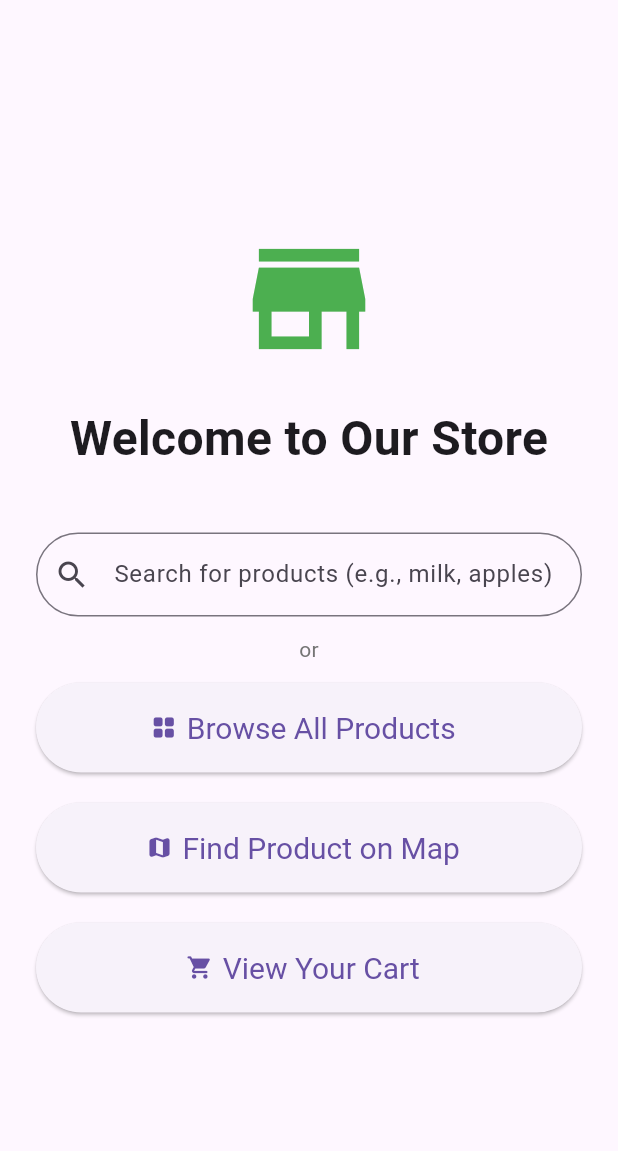
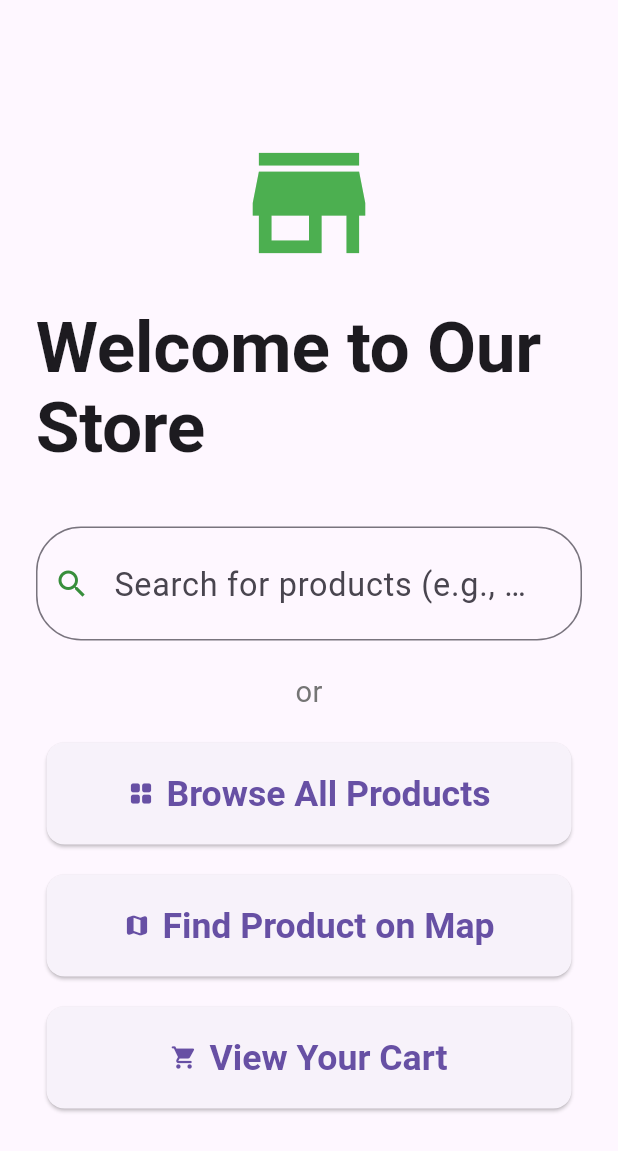
Before and after one commit to huhFahad/Kiosk-App, a Flutter app: the screen it shows after launch, on a phone screen of 412 x 824 dp. Shown: the top 1151 px of the screen. Run offline on Flutter 3.47's test engine with Material 3 defaults, Android fonts, the light colour scheme and no system bars; our stand-ins replace image_picker; missing offline and left inert: window_manager.

Commit message:
1.0: generic changes, overall sizes, theme file. fullscreen, etc

```diff
--- a/lib/home_page.dart
+++ b/lib/home_page.dart
@@ -101,12 +101,15 @@ class _HomePageState extends State<HomePage> {
                     SizedBox(height: 20),
                     Text(
                       'Welcome to Our Store',
-                      style: TextStyle(fontSize: 32, fontWeight: FontWeight.bold),
+                      // style: TextStyle(fontSize: 32, fontWeight: FontWeight.bold),
+                      style: Theme.of(context).textTheme.displayLarge,
                     ),
                     SizedBox(height: 40),
 
                     // --- THE NEW SEARCH BAR ---
-                    TextField(
+                    SizedBox(
+                      width: 600,
+                      child: TextField(
                         controller: _searchController,
                         decoration: InputDecoration(
                           hintText: 'Search for products (e.g., milk, apples)',
@@ -117,38 +120,48 @@ class _HomePageState extends State<HomePage> {
                         ),
                         onSubmitted: (_) => _executeSearch(context),
                       ),
-                    SizedBox(height: 12),
+                    ),
+                    SizedBox(height: 20),
                     Text("or", style: TextStyle(color: Colors.grey.shade600)),
-                    SizedBox(height: 12),
                     // --- END OF SEARCH BAR ---
-
-                    ElevatedButton.icon(
+                    SizedBox(height:20),
+                    SizedBox(
+                      width: 350,
+                      child: ElevatedButton.icon(
                         icon: Icon(Icons.grid_view_rounded),
                         onPressed: () => _goTo(context, '/categories'),
                         label: Text('Browse All Products'),
-                      style: ElevatedButton.styleFrom(
-                        minimumSize: Size(double.infinity, 60),
-                        textStyle: TextStyle(fontSize: 20),
+                        // style:
+                        //   ElevatedButton.styleFrom(
+                        //     minimumSize: Size(double.infinity, 60),
+                        //     textStyle: TextStyle(fontSize: 20),
+                        //   ),
                       ),
                     ),
-                    SizedBox(height: 20),
-                    ElevatedButton.icon(
+                    SizedBox(height:20),
+                    SizedBox(
+                      width: 350,
+                      child: ElevatedButton.icon(
                         icon: Icon(Icons.map_rounded),
                         onPressed: () => _goTo(context, '/map'),
                         label: Text('Find Product on Map'),
-                      style: ElevatedButton.styleFrom(
-                        minimumSize: Size(double.infinity, 60),
-                        textStyle: TextStyle(fontSize: 20),
+                        // style: ElevatedButton.styleFrom(
+                        //   minimumSize: Size(double.infinity, 60),
+                        //   textStyle: TextStyle(fontSize: 20),
+                        // ),
                       ),
                     ),
-                    SizedBox(height: 20),
-                    ElevatedButton.icon(
+                    SizedBox(height:20),
+                    SizedBox(
+                      width: 350,
+                      child: ElevatedButton.icon(
                         icon: Icon(Icons.shopping_cart_rounded),
                         onPressed: () => _goTo(context, '/cart'),
                         label: Text('View Your Cart'),
-                      style: ElevatedButton.styleFrom(
-                        minimumSize: Size(double.infinity, 60),
-                        textStyle: TextStyle(fontSize: 20),
+                        // style: ElevatedButton.styleFrom(
+                        //   minimumSize: Size(double.infinity, 60),
+                        //   textStyle: TextStyle(fontSize: 20),
+                        // ),
                       ),
                     ),
                   ],
--- a/lib/main.dart
+++ b/lib/main.dart
@@ -1,7 +1,9 @@
 // lib/main.dart
 
 import 'package:flutter/material.dart';
+import 'package:flutter/services.dart';
 import 'package:provider/provider.dart';
+import 'package:window_manager/window_manager.dart';
 
 import 'models/cart_model.dart';
 import 'categories_page.dart';
@@ -13,8 +15,13 @@ import 'home_page.dart';
 import 'admin_dashboard_page.dart';
 import 'admin_product_list_page.dart';
 import 'search_results_page.dart';
+import 'theme/kiosk_theme.dart';
 
 void main() {
+   WidgetsFlutterBinding.ensureInitialized();
+  // SystemChrome.setEnabledSystemUIMode(SystemUiMode.immersiveSticky);
+  // SystemChrome.setEnabledSystemUIMode(SystemUiMode.immersive);
+  windowManager.waitUntilReadyToShow(const WindowOptions(fullScreen: true));
   runApp(
     ChangeNotifierProvider(
       create: (context) => CartModel(),
@@ -28,11 +35,12 @@ class KioskApp extends StatelessWidget {
   Widget build(BuildContext context) {
     return MaterialApp(
       title: 'Retail Kiosk',
-      theme: ThemeData(
-        brightness: Brightness.light,
-        primarySwatch: Colors.green,
-        visualDensity: VisualDensity.adaptivePlatformDensity,
-      ),
+      // theme: ThemeData(
+      //   brightness: Brightness.light,
+      //   primarySwatch: Colors.green,
+      //   visualDensity: VisualDensity.adaptivePlatformDensity,
+      // ),
+      theme: KioskTheme.themeData,
       debugShowCheckedModeBanner: false,
       initialRoute: '/',
       routes: {
--- /dev/null
+++ b/lib/theme/kiosk_theme.dart
@@ -0,0 +1,105 @@
+// lib/theme/kiosk_theme.dart
+
+import 'package:flutter/material.dart';
+
+class KioskTheme {
+  // --- BASE SIZES ---
+  // We can tweak these base values to scale the whole app up or down.
+  static const double _baseFontSize = 18.0;
+  static const double _scale = 1.2; // A multiplier to make everything bigger
+
+  // --- TEXT THEME ---
+  static TextTheme get textTheme {
+    return const TextTheme(
+      // For large titles like "Welcome to Our Store"
+      displayLarge: TextStyle(fontSize: _baseFontSize * 2.2 * _scale, fontWeight: FontWeight.bold),
+      // For page titles in AppBars
+      titleLarge: TextStyle(fontSize: _baseFontSize * 1.2 * _scale, fontWeight: FontWeight.w600),
+      // For regular text, list tile titles
+      bodyLarge: TextStyle(fontSize: _baseFontSize * _scale, color: Colors.black87),
+      // For subtitles, helper text
+      bodyMedium: TextStyle(fontSize: _baseFontSize * 0.9 * _scale, color: Colors.black54),
+      // For button text
+      labelLarge: TextStyle(fontSize: _baseFontSize * 1.1 * _scale, fontWeight: FontWeight.bold),
+    );
+  }
+
+  // --- ELEVATED BUTTON THEME ---
+  static ElevatedButtonThemeData get elevatedButtonTheme {
+    return ElevatedButtonThemeData(
+      style: ElevatedButton.styleFrom(
+        padding: const EdgeInsets.symmetric(horizontal: 24, vertical: 20),
+        shape: RoundedRectangleBorder(
+          borderRadius: BorderRadius.circular(12),
+        ),
+        textStyle: textTheme.labelLarge,
+      ),
+    );
+  }
+
+  // --- CARD THEME ---
+  static CardTheme get cardTheme {
+    return CardTheme(
+      elevation: 4,
+      margin: const EdgeInsets.symmetric(horizontal: 12, vertical: 8),
+      shape: RoundedRectangleBorder(
+        borderRadius: BorderRadius.circular(16),
+      ),
+    );
+  }
+
+  // --- LIST TILE THEME ---
+  static ListTileThemeData get listTileTheme {
+    return ListTileThemeData(
+      contentPadding: EdgeInsets.symmetric(horizontal: 24, vertical: 16),
+      iconColor: Colors.green,
+      titleTextStyle: textTheme.bodyLarge,
+      subtitleTextStyle: textTheme.bodyMedium,
+    );
+  }
+
+  // --- INPUT DECORATION THEME (for TextFields) ---
+  static InputDecorationTheme get inputDecorationTheme {
+    return InputDecorationTheme(
+      border: OutlineInputBorder(
+        borderRadius: BorderRadius.circular(12),
+        borderSide: BorderSide(width: 1.5),
+      ),
+      contentPadding: const EdgeInsets.symmetric(horizontal: 20, vertical: 22),
+    );
+  }
+
+  static IconThemeData get iconTheme {
+    return IconThemeData(
+      size: 28.0 * _scale, // Set a larger default icon size
+      color: Colors.green.shade700, // Set a default icon color
+    );
+  }
+
+  // --- THE MASTER THEME ---
+  static ThemeData get themeData {
+    return ThemeData(
+      brightness: Brightness.light,
+      primarySwatch: Colors.green,
+      fontFamily: 'Roboto', // Or any other font you prefer
+
+      // Apply our custom themes
+      textTheme: textTheme,
+      iconTheme: iconTheme,
+      iconButtonTheme: IconButtonThemeData(
+        style: IconButton.styleFrom(
+          padding: const EdgeInsets.all(12.0 * _scale),
+          iconSize: 28.0 * _scale, // Scale the icon size
+          foregroundColor: Colors.green.shade700, // Use the same color as iconTheme
+        ),
+      ),
+      elevatedButtonTheme: elevatedButtonTheme,
+      cardTheme: cardTheme,
+      listTileTheme: listTileTheme,
+      inputDecorationTheme: inputDecorationTheme,
+
+      // Increase tap target sizes for better touch accuracy
+      visualDensity: VisualDensity.adaptivePlatformDensity,
+    );
+  }
+}
--- a/pubspec.yaml
+++ b/pubspec.yaml
@@ -33,6 +33,7 @@ dependencies:
   provider: ^6.1.1
   path_provider: ^2.0.11
   json_annotation: ^4.9.0
+  window_manager: ^0.4.2
 
   # The following adds the Cupertino Icons font to your application.
   # Use with the CupertinoIcons class for iOS style icons.
```
Also changed, not shown: pubspec.lock, 20 other files. Lines whose indentation alone changed are shown as unchanged.
